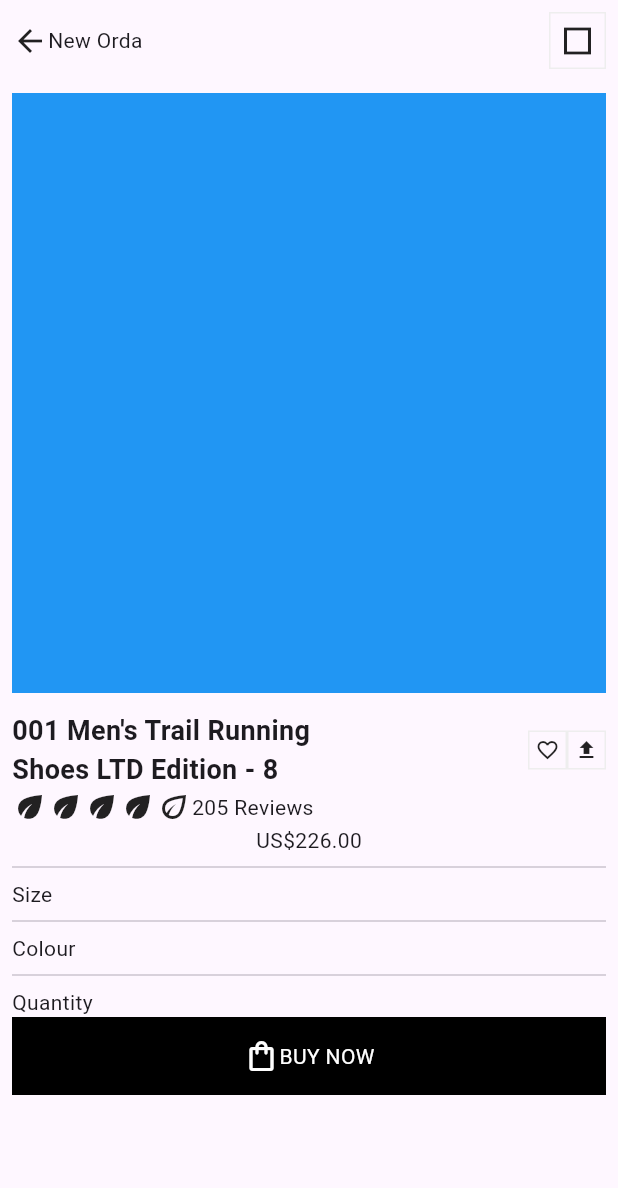
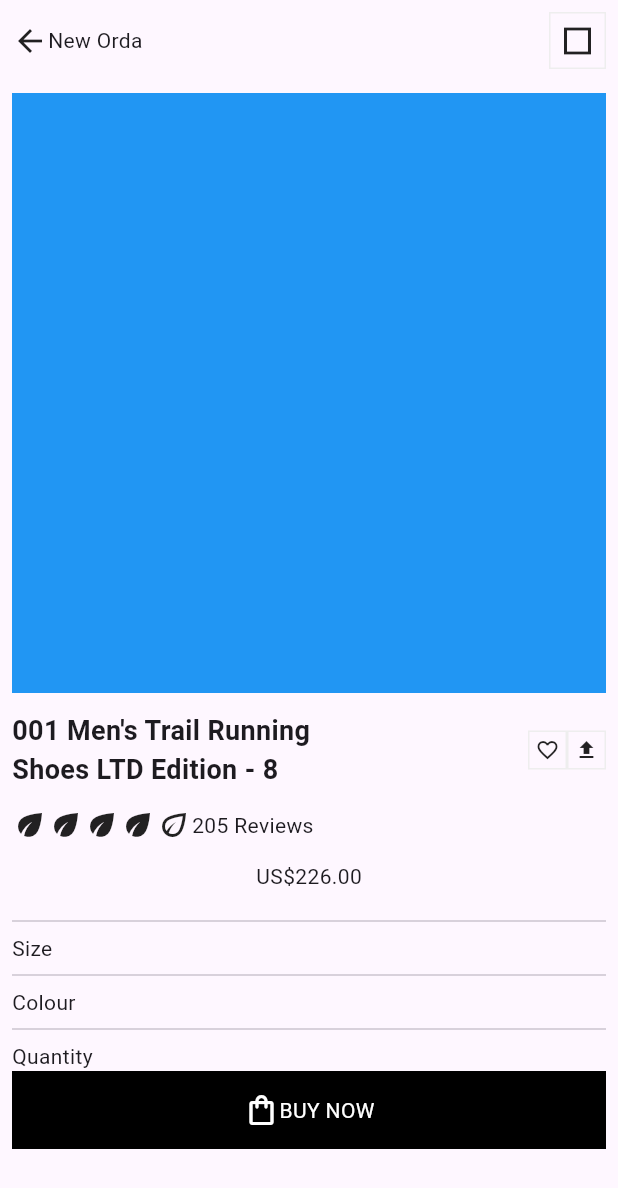
Before and after one commit to JAICHANGPARK/flutter_notebook_chapter_37, a Flutter app: the SneakersDetailPage screen opened directly, on a phone screen of 412 x 824 dp. Shown: the top 1188 px of the screen. Run offline on Flutter 3.47's test engine with Material 3 defaults, Android fonts, the phone set to English and light mode, and no system bars; our stand-ins replace dots_indicator, gap, google_fonts.

```diff
--- a/lib/ep1869_sneakers_app/view/sneakers_detail_page.dart
+++ b/lib/ep1869_sneakers_app/view/sneakers_detail_page.dart
@@ -84,6 +84,7 @@ class _SneakersDetailPageState extends State<SneakersDetailPage> {
                   )
                 ],
               ),
+              Gap(12),
               Row(
                 children: [
                   ...List.generate(
@@ -96,7 +97,9 @@ class _SneakersDetailPageState extends State<SneakersDetailPage> {
                   ),
                 ],
               ),
+              Gap(12),
               Text("US\$226.00"),
+              Gap(12),
               Divider(),
               Row(
                 children: [
```
